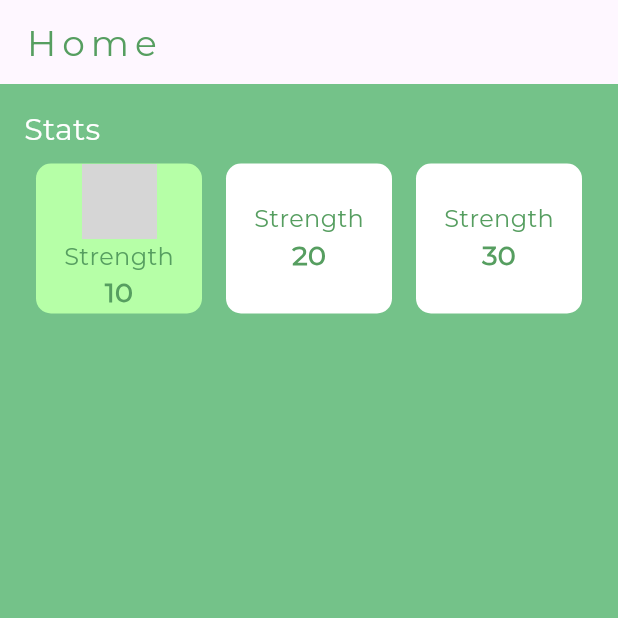
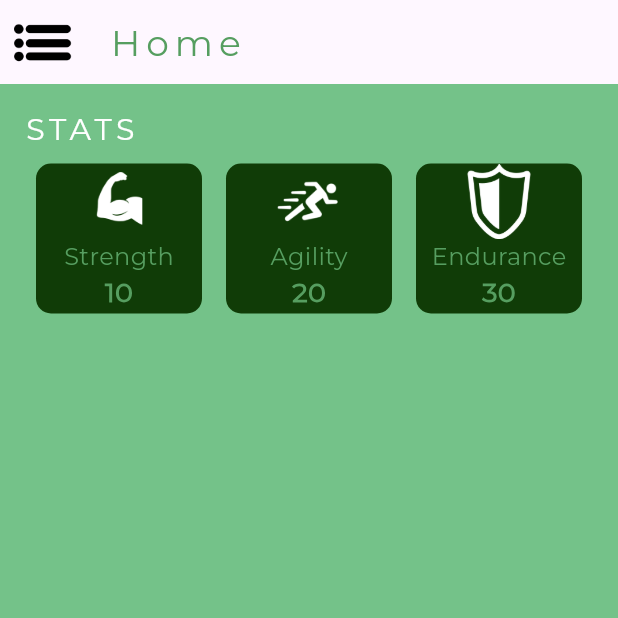
Before and after one commit to StretchWave/levelup_fitness, a Flutter app: the screen it shows after launch, on a phone screen of 412 x 824 dp, the top half of it. Run offline on Flutter 3.47's test engine with Material 3 defaults, Android fonts, the light colour scheme and no system bars; grey boxes are pictures that could not be loaded.

Commit message:
fully done the stat showcase , but more to be done

```diff
--- a/lib/Screens/Home.dart
+++ b/lib/Screens/Home.dart
@@ -1,5 +1,40 @@
 import 'package:flutter/material.dart';
 import 'package:levelup_fitness/Styles/Stylebook.dart';
+
+class StatBox extends StatelessWidget { // class for each stat tile
+  final String label;
+  final String imagePath;
+  final int value;
+
+  const StatBox({
+    super.key,
+    required this.label,
+    required this.imagePath,
+    required this.value,
+  });
+
+  @override
+  Widget build(BuildContext context) {
+    return Expanded(
+      child: Container(
+        height: 100,
+        margin: const EdgeInsets.all(8.0),
+        decoration: BoxDecoration(
+          color: ColourBook.statBoxColor, // Dark green for StatBox
+          borderRadius: BorderRadius.circular(10),
+        ),
+        child: Column(
+          mainAxisAlignment: MainAxisAlignment.center,
+          children: [
+            Image.asset(imagePath, height: 50, width: 50),
+            Text(label, style: Stylebook.bodyText2),
+            Text("$value", style: Stylebook.bodyText3),
+          ],
+        ),
+      ),
+    );
+  }
+}
 
 class HomeScreen extends StatelessWidget {
   const HomeScreen({Key? key}) : super(key: key);
@@ -9,70 +44,34 @@ class HomeScreen extends StatelessWidget {
   @override
   Widget build(BuildContext context) {
     return Scaffold(
-      backgroundColor: Color(0xFF74C289), // Light green background
-      appBar: AppBar(title: const Text('Home', style: Stylebook.heading1)),
+      backgroundColor: ColourBook.backgroundColor, // Light green background
+      appBar: AppBar(
+        leading: Image.asset('assets/Images/DrawerIcoBlack.png', height: 5),
+        title: const Text('Home', style: Stylebook.heading1),
+      ),
       body: Padding(
         padding: const EdgeInsets.all(16.0),
         child: Column(
           crossAxisAlignment: CrossAxisAlignment.start,
           children: [
             //Colomn start
-            Text("Stats", style: Stylebook.bodyText1),
+            Text("STATS", style: Stylebook.bodyText1),
             Row(
-              //Row start
               children: [
-                Expanded(
-                  //Strength Box
-                  child: Container(
-                    height: 100,
-                    margin: const EdgeInsets.all(8.0),
-                    decoration: BoxDecoration(
-                      color: const Color.fromARGB(255, 182, 255, 167), // Move color here
-                      borderRadius: BorderRadius.circular(10),
-                    ),
-                    child: Column(
-                      mainAxisAlignment: MainAxisAlignment.center,
-                      children: [
-                        Image.asset('assets/Images/Strength.png',height: 50,width: 50), // Strength icon
-                        Text("Strength", style: Stylebook.bodyText2),
-                        Text("$strength", style: Stylebook.bodyText3),
-                      ],
-                    ),
-                  ),
+                StatBox(
+                  label: "Strength",
+                  imagePath: 'assets/Images/Strength.png',
+                  value: strength,
                 ),
-                Expanded(                           //Agility Box
-                  child: Container(
-                    height: 100,
-                    margin: const EdgeInsets.all(8.0),
-                    decoration: BoxDecoration(
-                      color: Colors.white, // Move color here
-                      borderRadius: BorderRadius.circular(10),
-                    ),
-                    child: Column(
-                      mainAxisAlignment: MainAxisAlignment.center,
-                      children: [
-                        Text("Strength", style: Stylebook.bodyText2),
-                        Text("$agility", style: Stylebook.bodyText3),
-                      ],
-                    ),
-                  ),
+                StatBox(
+                  label: "Agility",
+                  imagePath: 'assets/Images/Agility.png',
+                  value: agility,
                 ),
-                Expanded(                           //Endurance Box
-                  child: Container(
-                    height: 100,
-                    margin: const EdgeInsets.all(8.0),
-                    decoration: BoxDecoration(
-                      color: Colors.white, // Move color here
-                      borderRadius: BorderRadius.circular(10),
-                    ),
-                    child: Column(
-                      mainAxisAlignment: MainAxisAlignment.center,
-                      children: [
-                        Text("Strength", style: Stylebook.bodyText2),
-                        Text("$endurance", style: Stylebook.bodyText3),
-                      ],
-                    ),
-                  ),
+                StatBox(
+                  label: "Endurance",
+                  imagePath: 'assets/Images/Endurance.png',
+                  value: endurance,
                 ),
               ],
             ),
--- a/lib/Styles/Stylebook.dart
+++ b/lib/Styles/Stylebook.dart
@@ -11,6 +11,7 @@ class Stylebook {
   static const TextStyle bodyText1 = TextStyle(
     fontSize: 20,
     fontFamily: 'Montserrat',
+    letterSpacing: 3,
     color: Color.fromARGB(255, 255, 255, 255),
   );
   static const TextStyle bodyText2 = TextStyle(
@@ -24,4 +25,10 @@ class Stylebook {
     fontFamily: 'Montserrat',
     color: Color.fromARGB(255, 86, 158, 96),
   );
+
 }
+class ColourBook{
+  static const Color backgroundColor = Color(0xFF74C289); // Light green background
+  static const Color appBarColor = Color.fromARGB(255, 16, 60, 7); // Dark green for AppBar
+  static const Color statBoxColor = Color.fromARGB(255, 16, 60, 7); // Dark green for StatBox
+}
--- a/pubspec.yaml
+++ b/pubspec.yaml
@@ -62,7 +62,7 @@ flutter:
           weight: 700
 
   assets:
-    - assets/images/
+    - assets/Images/
 
   # To add assets to your application, add an assets section, like this:
   # assets:
```
Also changed, not shown: assets/Images/Agility.png (added), assets/Images/DrawerIcoBlack.png (added), assets/Images/DrawerIcoWhite.png (added), assets/Images/Endurance.png (added).
